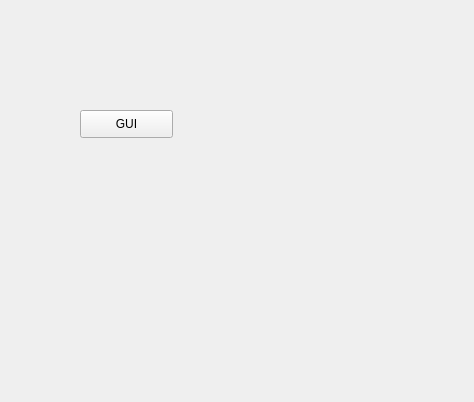
Before: the Qt Designer form idix_gui.ui in kimbakcho/FABWI, drawn with Qt 5.
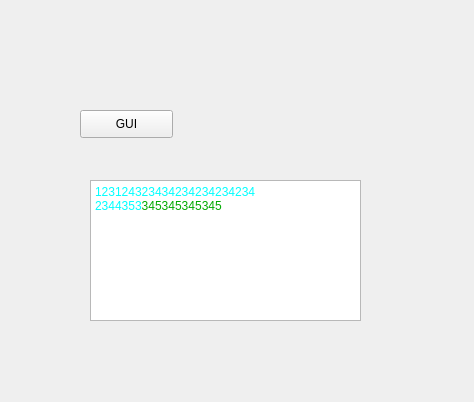
After: the same form once the commit is applied.

Diff of the .ui file:
```diff
--- a/idix_gui.ui
+++ b/idix_gui.ui
@@ -26,6 +26,24 @@
     <string>GUI</string>
    </property>
   </widget>
+  <widget class="QTextEdit" name="textEdit">
+   <property name="geometry">
+    <rect>
+     <x>90</x>
+     <y>180</y>
+     <width>271</width>
+     <height>141</height>
+    </rect>
+   </property>
+   <property name="html">
+    <string>&lt;!DOCTYPE HTML PUBLIC &quot;-//W3C//DTD HTML 4.0//EN&quot; &quot;http://www.w3.org/TR/REC-html40/strict.dtd&quot;&gt;
+&lt;html&gt;&lt;head&gt;&lt;meta name=&quot;qrichtext&quot; content=&quot;1&quot; /&gt;&lt;style type=&quot;text/css&quot;&gt;
+p, li { white-space: pre-wrap; }
+&lt;/style&gt;&lt;/head&gt;&lt;body style=&quot; font-family:'Gulim'; font-size:9pt; font-weight:400; font-style:normal;&quot;&gt;
+&lt;p style=&quot; margin-top:0px; margin-bottom:0px; margin-left:0px; margin-right:0px; -qt-block-indent:0; text-indent:0px;&quot;&gt;&lt;span style=&quot; color:#00ffff;&quot;&gt;123124323434234234234234&lt;/span&gt;&lt;/p&gt;
+&lt;p style=&quot; margin-top:0px; margin-bottom:0px; margin-left:0px; margin-right:0px; -qt-block-indent:0; text-indent:0px;&quot;&gt;&lt;span style=&quot; color:#00ffff;&quot;&gt;2344353&lt;/span&gt;&lt;span style=&quot; color:#00aa00;&quot;&gt;345345345345&lt;br /&gt;&lt;/span&gt;&lt;/p&gt;&lt;/body&gt;&lt;/html&gt;</string>
+   </property>
+  </widget>
  </widget>
  <resources/>
  <connections/>
```
